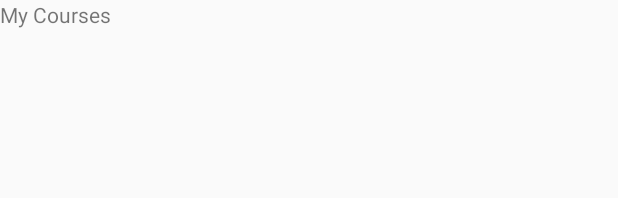
After one commit to dantemazza/WatToTake, an Android app built with Jetpack Compose: the layout activity_my_courses.xml on its own in the app's theme, with its tools: preview values and no code run, on a phone screen of 412 x 824 dp. The commit adds this screen. Shown: the top 198 px of the screen. Run offline under Robolectric (Android 15) with nearby library versions, the phone set to English and light mode, and no system bars.

Commit message:
MyCourses activity added

```diff
--- a/ui/app/build.gradle
+++ b/ui/app/build.gradle
@@ -34,6 +34,7 @@ android {
     }
     buildFeatures {
         compose true
+        viewBinding true
     }
     composeOptions {
         kotlinCompilerExtensionVersion compose_version
@@ -53,6 +54,11 @@ dependencies {
     implementation "androidx.compose.ui:ui-tooling-preview:$compose_version"
     implementation 'androidx.lifecycle:lifecycle-runtime-ktx:2.3.1'
     implementation 'androidx.activity:activity-compose:1.3.1'
+    implementation 'com.google.android.material:material:1.4.0'
+    implementation 'androidx.appcompat:appcompat:1.3.0'
+    implementation 'androidx.constraintlayout:constraintlayout:2.0.4'
+    implementation 'androidx.navigation:navigation-fragment-ktx:2.3.5'
+    implementation 'androidx.navigation:navigation-ui-ktx:2.3.5'
     testImplementation 'junit:junit:4.13.2'
     androidTestImplementation 'androidx.test.ext:junit:1.1.3'
     androidTestImplementation 'androidx.test.espresso:espresso-core:3.4.0'
--- a/ui/app/src/main/AndroidManifest.xml
+++ b/ui/app/src/main/AndroidManifest.xml
@@ -14,6 +14,9 @@
         android:theme="@style/Theme.Wat2Take"
         tools:targetApi="31">
         <activity
+            android:name=".MyCoursesActivity"
+            android:exported="false" />
+        <activity
             android:name=".MainActivity"
             android:exported="true"
             android:label="@string/app_name"
--- /dev/null
+++ b/ui/app/src/main/res/layout/activity_my_courses.xml
@@ -0,0 +1,13 @@
+<?xml version="1.0" encoding="utf-8"?>
+<LinearLayout xmlns:android="http://schemas.android.com/apk/res/android"
+    xmlns:tools="http://schemas.android.com/tools"
+    android:layout_width="match_parent"
+    android:layout_height="match_parent"
+    tools:context=".MyCoursesActivity">
+
+    <TextView
+        android:layout_width="wrap_content"
+        android:layout_height="wrap_content"
+        android:text="My Courses"/>
+
+</LinearLayout>
--- /dev/null
+++ b/ui/app/src/main/res/values-land/dimens.xml
@@ -0,0 +1,3 @@
+<resources>
+    <dimen name="fab_margin">48dp</dimen>
+</resources>
--- /dev/null
+++ b/ui/app/src/main/res/values-w1240dp/dimens.xml
@@ -0,0 +1,3 @@
+<resources>
+    <dimen name="fab_margin">200dp</dimen>
+</resources>
--- /dev/null
+++ b/ui/app/src/main/res/values-w600dp/dimens.xml
@@ -0,0 +1,3 @@
+<resources>
+    <dimen name="fab_margin">48dp</dimen>
+</resources>
--- /dev/null
+++ b/ui/app/src/main/res/values/dimens.xml
@@ -0,0 +1,3 @@
+<resources>
+    <dimen name="fab_margin">16dp</dimen>
+</resources>
--- a/ui/build.gradle
+++ b/ui/build.gradle
@@ -1,12 +1,12 @@
 buildscript {
     ext {
-        compose_version = '1.1.0-beta01'
+        compose_version = '1.2.0-alpha06'
     }
 }// Top-level build file where you can add configuration options common to all sub-projects/modules.
 plugins {
     id 'com.android.application' version '7.2.1' apply false
     id 'com.android.library' version '7.2.1' apply false
-    id 'org.jetbrains.kotlin.android' version '1.5.31' apply false
+    id 'org.jetbrains.kotlin.android' version '1.6.10' apply false
 }
 
 task clean(type: Delete) {
```
Also changed, not shown: ui/app/src/main/java/com/example/wat2take/MainActivity.kt (+20 -4 lines), ui/app/src/main/java/com/example/wat2take/MyCoursesActivity.kt (added, +12 -0 lines), ui/app/src/main/res/navigation/nav_graph.xml (added, +28 -0 lines), ui/app/src/main/res/values/strings.xml (+9 -0 lines), ui/app/src/main/res/values/themes.xml (+9 -0 lines).
